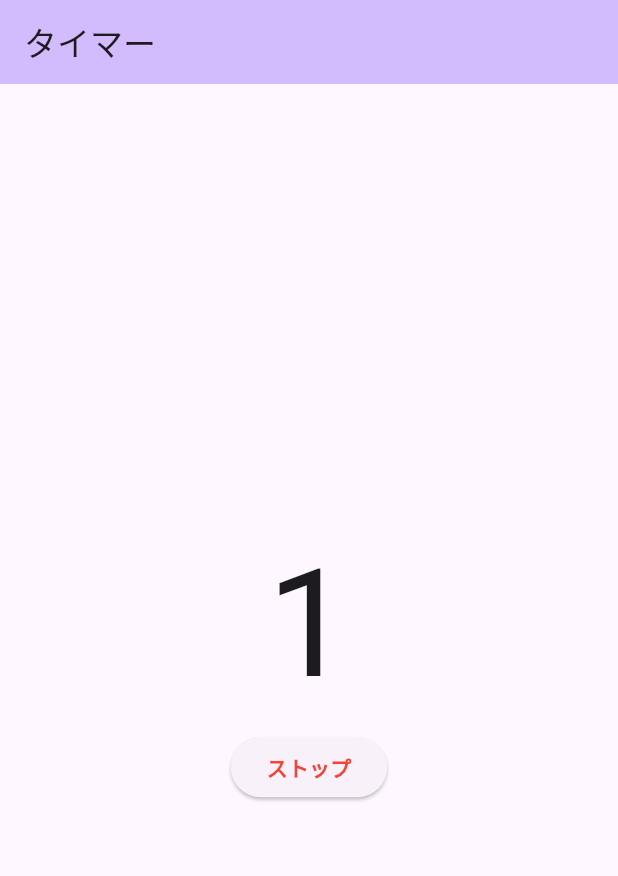
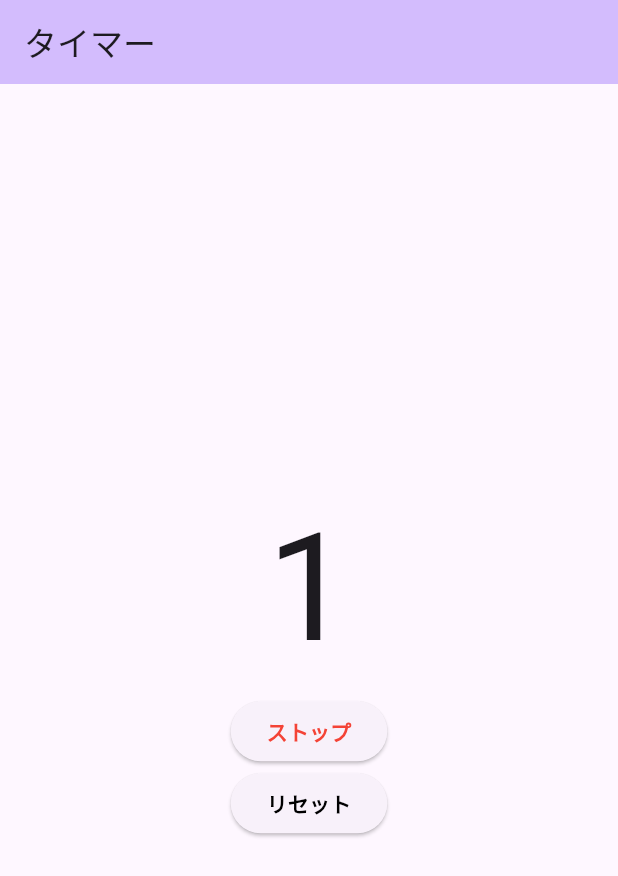
Before and after one commit to inoyoh/timer, a Flutter app: the screen it shows after launch, after a tap on "スタート", on a phone screen of 412 x 824 dp. Shown: the top 876 px of the screen. Run offline on Flutter 3.47's test engine with Material 3 defaults, Android fonts, the phone set to English and light mode, and no system bars.

```diff
--- a/lib/main.dart
+++ b/lib/main.dart
@@ -70,7 +70,20 @@ class _MyHomePageState extends State<MyHomePage> {
                   fontWeight: FontWeight.bold,
                 ),
               ),
-            )
+            ),
+            ElevatedButton(
+              onPressed: (){
+                resetTimer();
+              },
+
+              // 「_isRunning」がtrueの場合「ストップ」、falseの場合「スタート」
+              child: Text('リセット',
+                style : TextStyle(
+                  color: Colors.black,
+                  fontWeight: FontWeight.bold,
+                ),
+              ),
+            ),
           ],
         ),
       ),
@@ -88,7 +101,7 @@ class _MyHomePageState extends State<MyHomePage> {
         });
 
         if (_second == 10){
-          _timer?.cancel();
+          resetTimer();
           _isRunning = false;
 
           Navigator.push(
@@ -105,4 +118,12 @@ class _MyHomePageState extends State<MyHomePage> {
     });
   }
 
+  void resetTimer() {
+    _timer?.cancel();
+    setState(() {
+      _second = 0;
+      _isRunning = false;
+    });
+
+  }
 }
```
